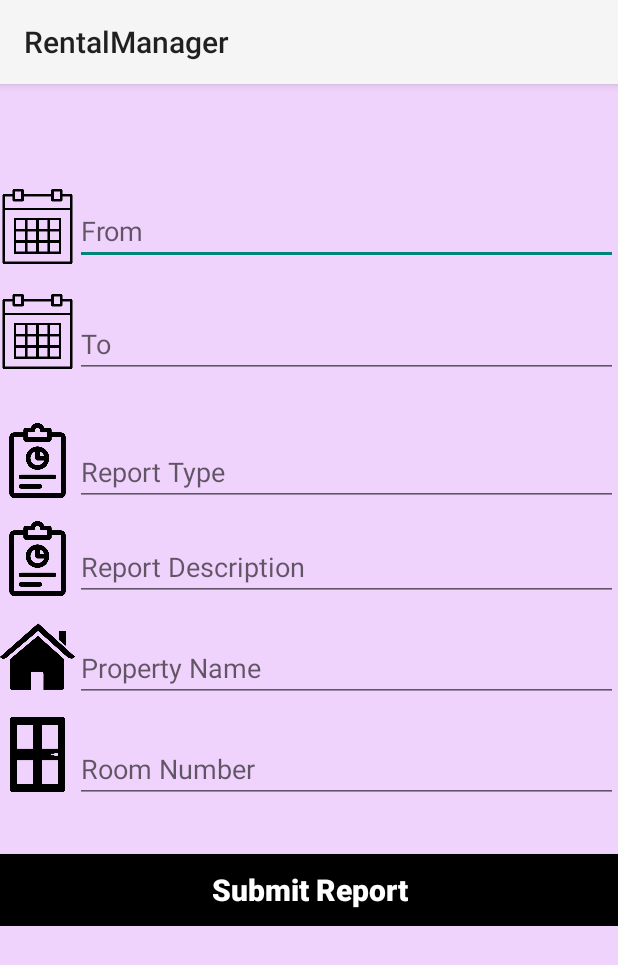
After one commit to derrickwaweru/RentalManager, an Android app: the AddReportsActivity screen opened directly, with no data from a screen before it, on a phone screen of 412 x 824 dp. The commit adds this screen. Shown: the top 965 px of the screen. Run offline under Robolectric (Android 15) with nearby library versions, the phone set to English and light mode, and no system bars.

Commit message:
Adding reports ui

```diff
--- a/app/build.gradle
+++ b/app/build.gradle
@@ -36,6 +36,7 @@ dependencies {
     androidTestCompile('com.android.support.test.espresso:espresso-core:2.2.2', {
         exclude group: 'com.android.support', module: 'support-annotations'
     })
+    compile 'com.google.firebase:firebase-database:9.0.2'
     compile 'com.android.support:appcompat-v7:26.+'
     compile 'com.android.support.constraint:constraint-layout:1.0.2'
     compile 'com.google.firebase:firebase-database:9.0.2'
@@ -43,7 +44,6 @@ dependencies {
     compile 'com.jakewharton:butterknife:7.0.1'
     compile 'info.hoang8f:fbutton:1.0.5'
     compile 'com.rengwuxian.materialedittext:library:2.1.4'
-    compile 'com.google.firebase:firebase-database:9.0.2'
     testCompile 'junit:junit:4.12'
 }
 apply plugin: 'com.google.gms.google-services'
--- a/app/src/main/AndroidManifest.xml
+++ b/app/src/main/AndroidManifest.xml
@@ -19,14 +19,13 @@
                 <category android:name="android.intent.category.LAUNCHER" />
             </intent-filter>
         </activity>
-
         <activity android:name=".ui.CreateAccountActivity" />
         <activity android:name=".ui.AddOwnerActivity" />
         <activity android:name=".ui.OwnerActivity" />
         <activity android:name=".ui.AddManagerActivity" />
-        <activity android:name=".ui.ManagerActivity"></activity>
-
-        <activity android:name=".ui.AddTenantActivity"></activity>
+        <activity android:name=".ui.ManagerActivity" />
+        <activity android:name=".ui.AddTenantActivity" />
+        <activity android:name=".ui.AddReportsActivity"></activity>
     </application>
 
 </manifest>
--- /dev/null
+++ b/app/src/main/java/com/example/derrick/rentalmanager/ui/AddReportsActivity.java
@@ -0,0 +1,18 @@
+package com.example.derrick.rentalmanager.ui;
+
+import android.content.Intent;
+import android.os.Bundle;
+import android.support.v7.app.AppCompatActivity;
+
+import com.example.derrick.rentalmanager.R;
+
+public class AddReportsActivity extends AppCompatActivity {
+
+    @Override
+    protected void onCreate(Bundle savedInstanceState) {
+        super.onCreate(savedInstanceState);
+        setContentView(R.layout.activity_add_reports);
+
+        Intent intent = getIntent();
+    }
+}
--- a/app/src/main/java/com/example/derrick/rentalmanager/ui/MainActivity.java
+++ b/app/src/main/java/com/example/derrick/rentalmanager/ui/MainActivity.java
@@ -22,12 +22,7 @@ public class MainActivity extends AppCompatActivity implements View.OnClickListe
     @Bind(R.id.ownerImageView) ImageView mOwnerImageView;
     @Bind(R.id.managerImageView) ImageView mManagerImageView;
     @Bind(R.id.tenantsImageView) ImageView mTenantsImageView;
-//    @Bind(R.id.addTenantBtn) Button mAddTenantBtn;
-//    @Bind(R.id.nameEditText) EditText mNameEditText;
-//    @Bind(R.id.tenantEmailEditText) EditText mTenantEmailEditText;
-//    @Bind(R.id.tenantFirstNameEditText) EditText mFirstNameEditText;
-//    @Bind(R.id.tenantPhoneEditText) EditText mTenantPhoneEditText;
-//    @Bind(R.id.tenantRoomNumberEditText) EditText mtenantRoomNumberEditText;
+    @Bind(R.id.reportsImageView) ImageView mReportsImageView;
     private FirebaseAuth mAuth;
     private FirebaseAuth.AuthStateListener mAuthListener;
 
@@ -42,6 +37,7 @@ public class MainActivity extends AppCompatActivity implements View.OnClickListe
         mOwnerImageView.setOnClickListener(this);
         mManagerImageView.setOnClickListener(this);
         mTenantsImageView.setOnClickListener(this);
+        mReportsImageView.setOnClickListener(this);
 
         mAuth = FirebaseAuth.getInstance();
         mAuthListener = new FirebaseAuth.AuthStateListener(){
@@ -116,5 +112,9 @@ public class MainActivity extends AppCompatActivity implements View.OnClickListe
             Intent intent = new Intent(MainActivity.this, AddTenantActivity.class);
             startActivity(intent);
         }
+        if(v == mReportsImageView) {
+            Intent intent = new Intent(MainActivity.this, AddReportsActivity.class);
+            startActivity(intent);
+        }
     }
 }
--- /dev/null
+++ b/app/src/main/res/layout/activity_add_reports.xml
@@ -0,0 +1,134 @@
+<?xml version="1.0" encoding="utf-8"?>
+<RelativeLayout xmlns:android="http://schemas.android.com/apk/res/android"
+    xmlns:app="http://schemas.android.com/apk/res-auto"
+    xmlns:tools="http://schemas.android.com/tools"
+    android:layout_width="match_parent"
+    android:layout_height="match_parent"
+    tools:context="com.example.derrick.rentalmanager.ui.AddReportsActivity"
+    android:background="@color/background">
+
+    <RelativeLayout
+        android:layout_width="wrap_content"
+        android:layout_height="wrap_content"
+        android:id="@+id/rel1"
+        android:layout_marginTop="50dp">
+
+        <ImageView
+            android:layout_width="50dp"
+            android:layout_height="50dp"
+            android:layout_marginTop="20dp"
+            android:src="@drawable/calendar"
+            android:id="@+id/calender"/>
+
+        <EditText
+            android:id="@+id/fromEditText"
+            android:layout_width="match_parent"
+            android:layout_height="wrap_content"
+            android:layout_toRightOf="@+id/calender"
+            android:layout_marginTop="25dp"
+            android:hint="From" />
+
+        <ImageView
+            android:layout_width="50dp"
+            android:layout_height="50dp"
+            android:layout_below="@+id/calender"
+            android:layout_marginTop="20dp"
+            android:src="@drawable/calendar"
+            android:id="@+id/calender2" />
+
+        <EditText
+            android:id="@+id/toEditText"
+            android:layout_width="match_parent"
+            android:layout_height="wrap_content"
+            android:layout_toRightOf="@+id/calender2"
+            android:layout_below="@+id/fromEditText"
+            android:layout_marginTop="30dp"
+            android:hint="To" />
+    </RelativeLayout>
+
+    <RelativeLayout
+        android:layout_width="wrap_content"
+        android:layout_height="wrap_content"
+        android:id="@+id/rel2"
+        android:layout_below="@+id/rel1"
+        android:layout_marginTop="30dp">
+
+        <ImageView
+            android:layout_width="50dp"
+            android:layout_height="50dp"
+            android:src="@drawable/financial"
+            android:id="@+id/report" />
+
+        <EditText
+            android:id="@+id/reportTypeEditText"
+            android:layout_width="match_parent"
+            android:layout_height="wrap_content"
+            android:layout_toRightOf="@+id/report"
+            android:layout_marginTop="10dp"
+            android:hint="Report Type" />
+
+        <ImageView
+            android:layout_width="50dp"
+            android:layout_height="50dp"
+            android:layout_below="@+id/report"
+            android:layout_marginTop="15dp"
+            android:src="@drawable/financial"
+            android:id="@+id/report2" />
+
+        <EditText
+            android:id="@+id/reportDescription"
+            android:layout_width="match_parent"
+            android:layout_height="wrap_content"
+            android:layout_below="@+id/reportTypeEditText"
+            android:layout_toRightOf="@+id/report2"
+            android:layout_marginTop="18dp"
+            android:hint="Report Description" />
+
+        <ImageView
+            android:layout_width="50dp"
+            android:layout_height="50dp"
+            android:layout_below="@+id/report2"
+            android:layout_marginTop="15dp"
+            android:src="@drawable/icon"
+            android:id="@+id/building" />
+
+        <EditText
+            android:id="@+id/buildingReport"
+            android:layout_width="match_parent"
+            android:layout_height="wrap_content"
+            android:layout_below="@+id/reportDescription"
+            android:layout_toRightOf="@+id/building"
+            android:layout_marginTop="22dp"
+            android:hint="Property Name" />
+
+        <ImageView
+            android:layout_width="50dp"
+            android:layout_height="50dp"
+            android:layout_below="@+id/building"
+            android:layout_marginTop="15dp"
+            android:src="@drawable/room"
+            android:id="@+id/room" />
+
+        <EditText
+            android:id="@+id/roomNumberEditText"
+            android:layout_width="match_parent"
+            android:layout_height="wrap_content"
+            android:layout_below="@+id/buildingReport"
+            android:layout_toRightOf="@+id/room"
+            android:layout_marginTop="22dp"
+            android:hint="Room Number" />
+
+        <Button
+            android:id="@+id/sumbitReportBtn"
+            android:layout_width="match_parent"
+            android:layout_height="wrap_content"
+            android:background="@android:color/black"
+            android:layout_below="@id/roomNumberEditText"
+            android:layout_marginTop="34dp"
+            android:text="Submit Report"
+            android:textAllCaps="false"
+            android:textSize="20sp"
+            android:textStyle="bold"
+            android:textColor="@android:color/white"/>
+    </RelativeLayout>
+</RelativeLayout>
```
Also changed, not shown: app/src/main/res/drawable/calendar.png (added), app/src/main/res/drawable/financial.png (added), app/src/main/res/drawable/icon.png (added), app/src/main/res/drawable/room.png (added).
